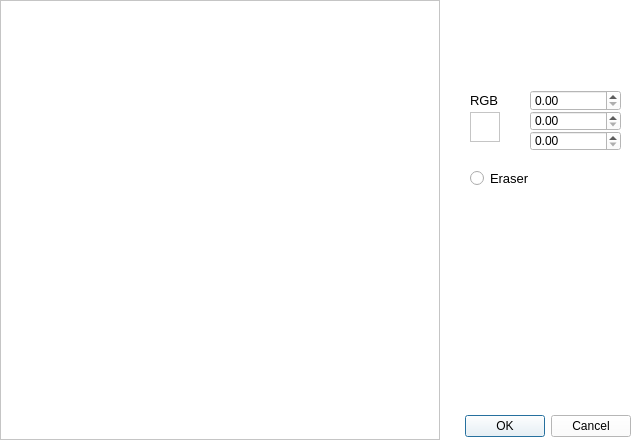
Before: the Qt Designer form makepicture.ui in BGDNick/Optics, drawn with Qt 5.
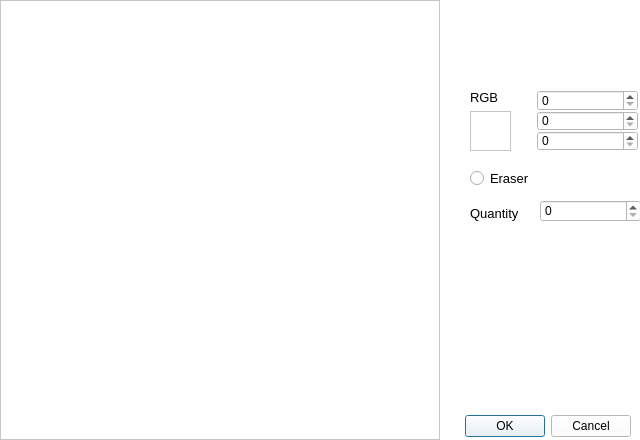
After: the same form once the commit is applied.

Commit message: Добавлено второе окно

Patch:
```diff
--- a/makepicture.ui
+++ b/makepicture.ui
@@ -45,58 +45,6 @@
     <bool>true</bool>
    </property>
   </widget>
-  <widget class="QWidget" name="verticalLayoutWidget">
-   <property name="geometry">
-    <rect>
-     <x>530</x>
-     <y>90</y>
-     <width>91</width>
-     <height>61</height>
-    </rect>
-   </property>
-   <layout class="QVBoxLayout" name="verticalLayout">
-    <property name="spacing">
-     <number>0</number>
-    </property>
-    <item>
-     <widget class="QDoubleSpinBox" name="doubleSpinBoxR"/>
-    </item>
-    <item>
-     <widget class="QDoubleSpinBox" name="doubleSpinBoxB"/>
-    </item>
-    <item>
-     <widget class="QDoubleSpinBox" name="doubleSpinBoxG"/>
-    </item>
-   </layout>
-  </widget>
-  <widget class="QLabel" name="label">
-   <property name="geometry">
-    <rect>
-     <x>470</x>
-     <y>90</y>
-     <width>41</width>
-     <height>20</height>
-    </rect>
-   </property>
-   <property name="font">
-    <font>
-     <pointsize>10</pointsize>
-    </font>
-   </property>
-   <property name="text">
-    <string>RGB</string>
-   </property>
-  </widget>
-  <widget class="QGraphicsView" name="graphicsViewColor">
-   <property name="geometry">
-    <rect>
-     <x>470</x>
-     <y>112</y>
-     <width>30</width>
-     <height>30</height>
-    </rect>
-   </property>
-  </widget>
   <widget class="QRadioButton" name="radioButton">
    <property name="geometry">
     <rect>
@@ -115,6 +63,97 @@
     <string>Eraser</string>
    </property>
   </widget>
+  <widget class="QWidget" name="verticalLayoutWidget_2">
+   <property name="geometry">
+    <rect>
+     <x>470</x>
+     <y>90</y>
+     <width>41</width>
+     <height>61</height>
+    </rect>
+   </property>
+   <layout class="QVBoxLayout" name="verticalLayout_2">
+    <item>
+     <widget class="QLabel" name="label">
+      <property name="font">
+       <font>
+        <pointsize>10</pointsize>
+       </font>
+      </property>
+      <property name="text">
+       <string>RGB</string>
+      </property>
+     </widget>
+    </item>
+    <item>
+     <widget class="QGraphicsView" name="graphicsViewColor"/>
+    </item>
+   </layout>
+  </widget>
+  <widget class="QWidget" name="verticalLayoutWidget">
+   <property name="geometry">
+    <rect>
+     <x>537</x>
+     <y>90</y>
+     <width>101</width>
+     <height>61</height>
+    </rect>
+   </property>
+   <layout class="QVBoxLayout" name="verticalLayout">
+    <property name="spacing">
+     <number>0</number>
+    </property>
+    <item>
+     <widget class="QSpinBox" name="spinBoxR">
+      <property name="maximum">
+       <number>255</number>
+      </property>
+     </widget>
+    </item>
+    <item>
+     <widget class="QSpinBox" name="spinBoxG">
+      <property name="maximum">
+       <number>255</number>
+      </property>
+     </widget>
+    </item>
+    <item>
+     <widget class="QSpinBox" name="spinBoxB">
+      <property name="maximum">
+       <number>255</number>
+      </property>
+     </widget>
+    </item>
+   </layout>
+  </widget>
+  <widget class="QSpinBox" name="spinBox">
+   <property name="geometry">
+    <rect>
+     <x>540</x>
+     <y>200</y>
+     <width>101</width>
+     <height>22</height>
+    </rect>
+   </property>
+  </widget>
+  <widget class="QLabel" name="label_2">
+   <property name="geometry">
+    <rect>
+     <x>470</x>
+     <y>205</y>
+     <width>61</width>
+     <height>16</height>
+    </rect>
+   </property>
+   <property name="font">
+    <font>
+     <pointsize>10</pointsize>
+    </font>
+   </property>
+   <property name="text">
+    <string>Quantity</string>
+   </property>
+  </widget>
  </widget>
  <resources/>
  <connections>
```
The commit also changes 5 other files.
